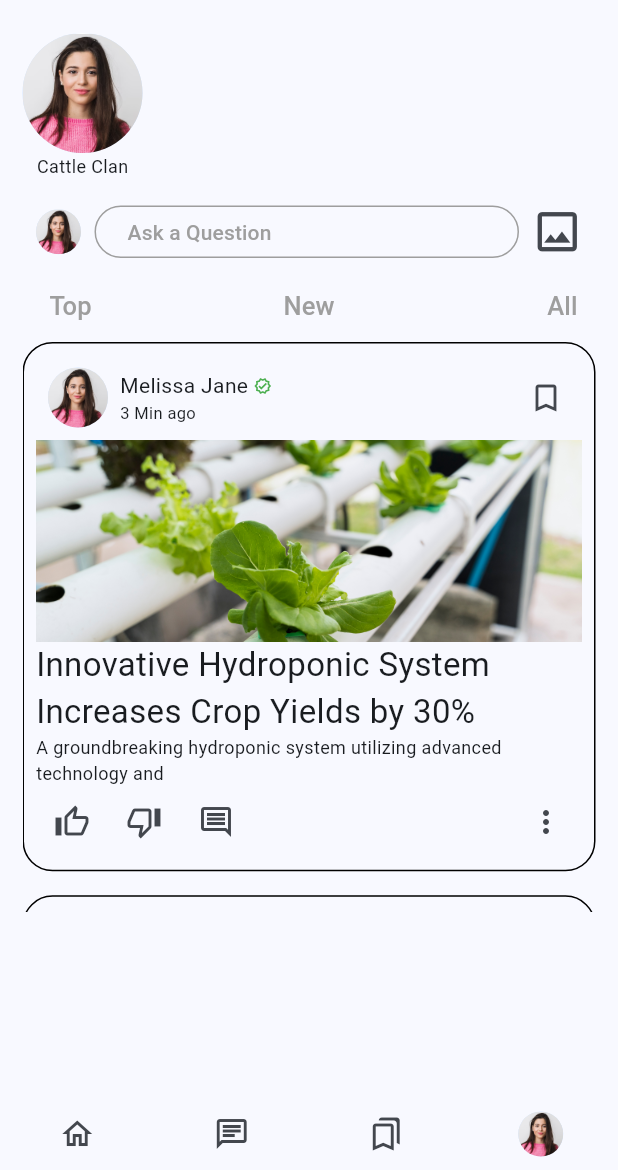
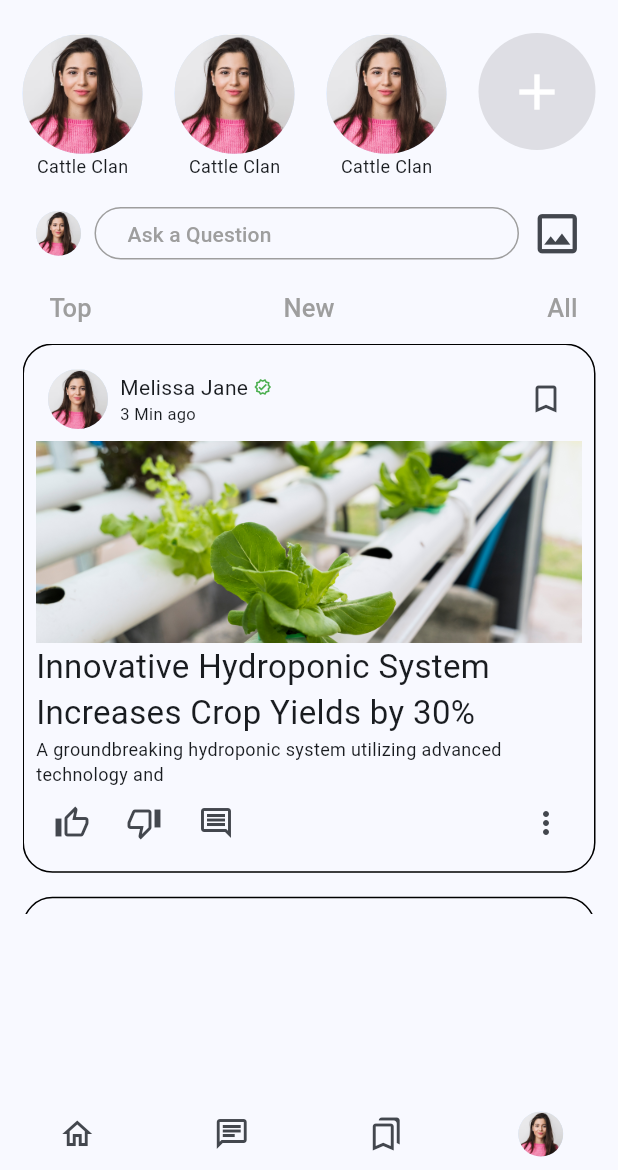
Before and after one commit to BhanuHasaranga/AgroConnect, a Flutter app: the AskScreen screen opened directly, on a phone screen of 412 x 824 dp, the part 66-1236 px from its top. Run offline on Flutter 3.47's test engine with Material 3 defaults, Android fonts, the light colour scheme and no system bars.

Commit message:
community circle widget

```diff
--- a/lib/screens/ask_screen.dart
+++ b/lib/screens/ask_screen.dart
@@ -1,5 +1,6 @@
 import 'package:flutter/material.dart';
 
+import '../widgets/communityCircle.dart';
 import '../widgets/contentCategories.dart';
 import '../widgets/myAppBar.dart';
 import '../widgets/navBar.dart';
@@ -16,9 +17,32 @@ class AskScreen extends StatelessWidget {
         padding: const EdgeInsets.symmetric(horizontal: 15, vertical: 10),
         child: Column(
           children: [
-            const Row(
+            Row(
+              mainAxisAlignment: MainAxisAlignment.spaceBetween,
               children: [
                 CommunityCircle(),
+                CommunityCircle(),
+                CommunityCircle(),
+                Column(
+                  children: [
+                    Container(
+                      width: 78,
+                      height: 78,
+                      decoration: ShapeDecoration(
+                        color: Color(0x23373737),
+                        shape: OvalBorder(),
+                      ),
+                      child: Icon(
+                        Icons.add,
+                        color: Colors.white,
+                        size: 40,
+                      ),
+                    ),
+                    SizedBox(
+                      height: 20,
+                    )
+                  ],
+                )
               ],
             ),
             const SizedBox(height: 10.0),
@@ -59,29 +83,3 @@ class AskScreen extends StatelessWidget {
     );
   }
 }
-
-class CommunityCircle extends StatelessWidget {
-  const CommunityCircle({
-    super.key,
-  });
-
-  @override
-  Widget build(BuildContext context) {
-    return Column(
-      children: [
-        CircleAvatar(
-          radius: 40,
-          backgroundImage: AssetImage(
-            'lib/assets/user.png',
-          ),
-        ),
-        Text(
-          'Cattle Clan',
-          style: TextStyle(
-            fontSize: 12,
-          ),
-        ),
-      ],
-    );
-  }
-}
--- /dev/null
+++ b/lib/widgets/communityCircle.dart
@@ -0,0 +1,27 @@
+import 'package:flutter/material.dart';
+
+class CommunityCircle extends StatelessWidget {
+  const CommunityCircle({
+    super.key,
+  });
+
+  @override
+  Widget build(BuildContext context) {
+    return const Column(
+      children: [
+        CircleAvatar(
+          radius: 40,
+          backgroundImage: AssetImage(
+            'lib/assets/user.png',
+          ),
+        ),
+        Text(
+          'Cattle Clan',
+          style: TextStyle(
+            fontSize: 12,
+          ),
+        ),
+      ],
+    );
+  }
+}
```
